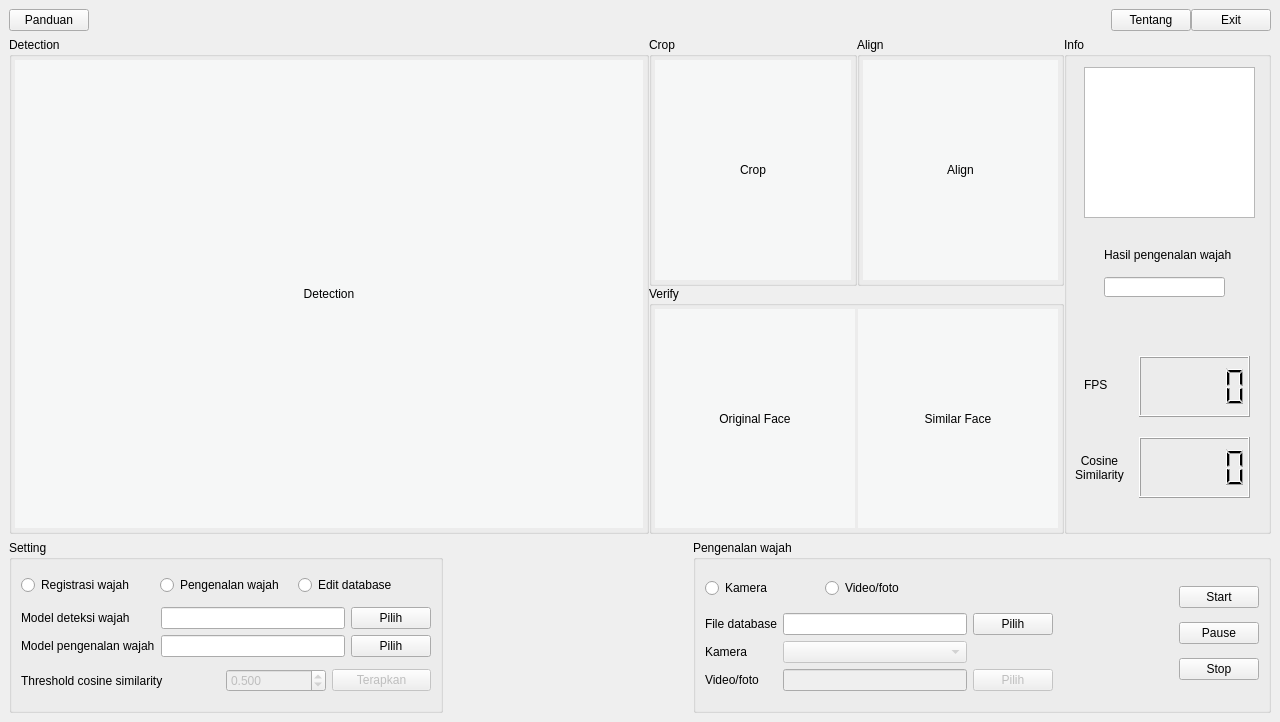
Qt form design/design.ui (yusufpraditya/face-recognition-app) before a commit.
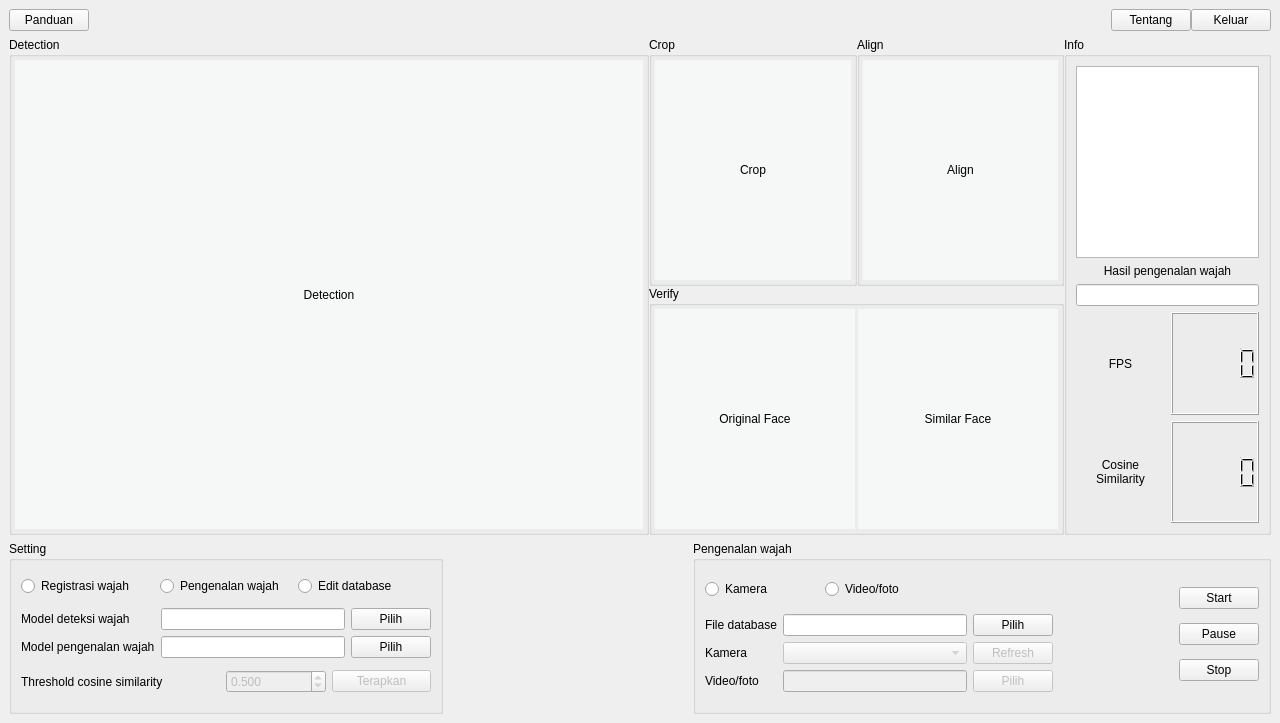
The same form after that commit. The open tabs and pages were chosen to show the change.

Diff of the .ui file:
```diff
--- a/design/design.ui
+++ b/design/design.ui
@@ -7,7 +7,7 @@
     <x>0</x>
     <y>0</y>
     <width>1280</width>
-    <height>722</height>
+    <height>723</height>
    </rect>
   </property>
   <property name="windowTitle">
@@ -71,7 +71,7 @@
          <item>
           <widget class="QPushButton" name="btnExit">
            <property name="text">
-            <string>Exit</string>
+            <string>Keluar</string>
            </property>
           </widget>
          </item>
@@ -287,54 +287,58 @@
          <property name="flat">
           <bool>false</bool>
          </property>
-         <widget class="QLCDNumber" name="lcdFPS">
-          <property name="geometry">
-           <rect>
-            <x>75</x>
-            <y>319</y>
-            <width>111</width>
-            <height>61</height>
-           </rect>
-          </property>
-         </widget>
+         <layout class="QVBoxLayout" name="verticalLayout_5" stretch="0,0,1">
+          <item>
+           <widget class="QListWidget" name="listDatabase">
+            <property name="enabled">
+             <bool>true</bool>
+            </property>
+           </widget>
+          </item>
+          <item>
+           <layout class="QVBoxLayout" name="verticalLayout_4">
+            <item>
+             <widget class="QLabel" name="label_3">
+              <property name="text">
+               <string>Hasil pengenalan wajah</string>
+              </property>
+              <property name="alignment">
+               <set>Qt::AlignCenter</set>
+              </property>
+             </widget>
+            </item>
+            <item>
+             <widget class="QLineEdit" name="lnHasilPengenalan">
+              <property name="enabled">
+               <bool>true</bool>
+              </property>
+              <property name="alignment">
+               <set>Qt::AlignCenter</set>
+              </property>
+              <property name="readOnly">
+               <bool>true</bool>
+              </property>
+             </widget>
+            </item>
+           </layout>
+          </item>
+          <item>
+           <layout class="QGridLayout" name="gridLayout_12" columnstretch="0,0">
+            <item row="0" column="0">
          <widget class="QLabel" name="label">
-          <property name="geometry">
-           <rect>
-            <x>20</x>
-            <y>340</y>
-            <width>31</width>
-            <height>16</height>
-           </rect>
-          </property>
           <property name="text">
            <string>FPS</string>
           </property>
-         </widget>
-         <widget class="QLCDNumber" name="lcdSimilarity">
-          <property name="geometry">
-           <rect>
-            <x>75</x>
-            <y>400</y>
-            <width>111</width>
-            <height>61</height>
-           </rect>
-          </property>
-          <property name="inputMethodHints">
-           <set>Qt::ImhFormattedNumbersOnly</set>
-          </property>
-          <property name="value" stdset="0">
-           <double>0.000000000000000</double>
-          </property>
-         </widget>
+              <property name="alignment">
+               <set>Qt::AlignCenter</set>
+              </property>
+             </widget>
+            </item>
+            <item row="0" column="1">
+             <widget class="QLCDNumber" name="lcdFPS"/>
+            </item>
+            <item row="1" column="0">
          <widget class="QLabel" name="label_2">
-          <property name="geometry">
-           <rect>
-            <x>5</x>
-            <y>415</y>
-            <width>61</width>
-            <height>31</height>
-           </rect>
-          </property>
           <property name="text">
            <string>Cosine 
 Similarity</string>
@@ -346,51 +350,20 @@
            <set>Qt::AlignCenter</set>
           </property>
          </widget>
-         <widget class="QListWidget" name="listDatabase">
-          <property name="enabled">
-           <bool>true</bool>
-          </property>
-          <property name="geometry">
-           <rect>
-            <x>20</x>
-            <y>30</y>
-            <width>171</width>
-            <height>151</height>
-           </rect>
-          </property>
-         </widget>
-         <widget class="QLabel" name="label_3">
-          <property name="geometry">
-           <rect>
-            <x>40</x>
-            <y>210</y>
-            <width>131</width>
-            <height>16</height>
-           </rect>
-          </property>
-          <property name="text">
-           <string>Hasil pengenalan wajah</string>
-          </property>
-         </widget>
-         <widget class="QLineEdit" name="lnHasilPengenalan">
-          <property name="enabled">
-           <bool>true</bool>
-          </property>
-          <property name="geometry">
-           <rect>
-            <x>40</x>
-            <y>240</y>
-            <width>121</width>
-            <height>20</height>
-           </rect>
-          </property>
-          <property name="alignment">
-           <set>Qt::AlignCenter</set>
-          </property>
-          <property name="readOnly">
-           <bool>true</bool>
-          </property>
-         </widget>
+            </item>
+            <item row="1" column="1">
+             <widget class="QLCDNumber" name="lcdSimilarity">
+              <property name="inputMethodHints">
+               <set>Qt::ImhFormattedNumbersOnly</set>
+              </property>
+              <property name="value" stdset="0">
+               <double>0.000000000000000</double>
+              </property>
+             </widget>
+            </item>
+           </layout>
+          </item>
+         </layout>
         </widget>
        </item>
       </layout>
@@ -869,9 +842,18 @@
                 </item>
                 <item>
                  <widget class="QRadioButton" name="btnVideoFotoPengenalan">
+                  <property name="enabled">
+                   <bool>true</bool>
+                  </property>
                   <property name="text">
                    <string>Video/foto</string>
                   </property>
+                  <property name="checkable">
+                   <bool>true</bool>
+                  </property>
+                  <property name="checked">
+                   <bool>false</bool>
+                  </property>
                  </widget>
                 </item>
                </layout>
@@ -946,6 +928,16 @@
                   </property>
                  </widget>
                 </item>
+                <item row="2" column="2">
+                 <widget class="QPushButton" name="refreshCamPengenalan">
+                  <property name="enabled">
+                   <bool>false</bool>
+                  </property>
+                  <property name="text">
+                   <string>Refresh</string>
+                  </property>
+                 </widget>
+                </item>
                </layout>
               </item>
               <item row="0" column="2">
```
Left out of the diff: 14 changed lines with no effect on the pictures. Lines whose indentation alone changed are shown as unchanged.
